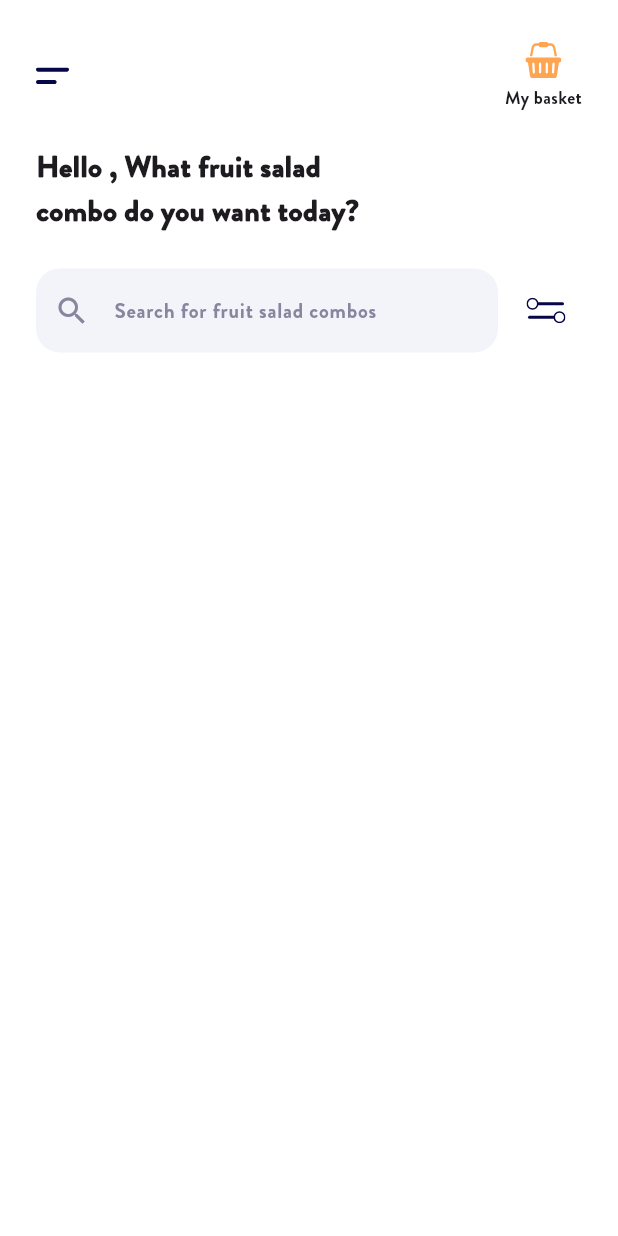
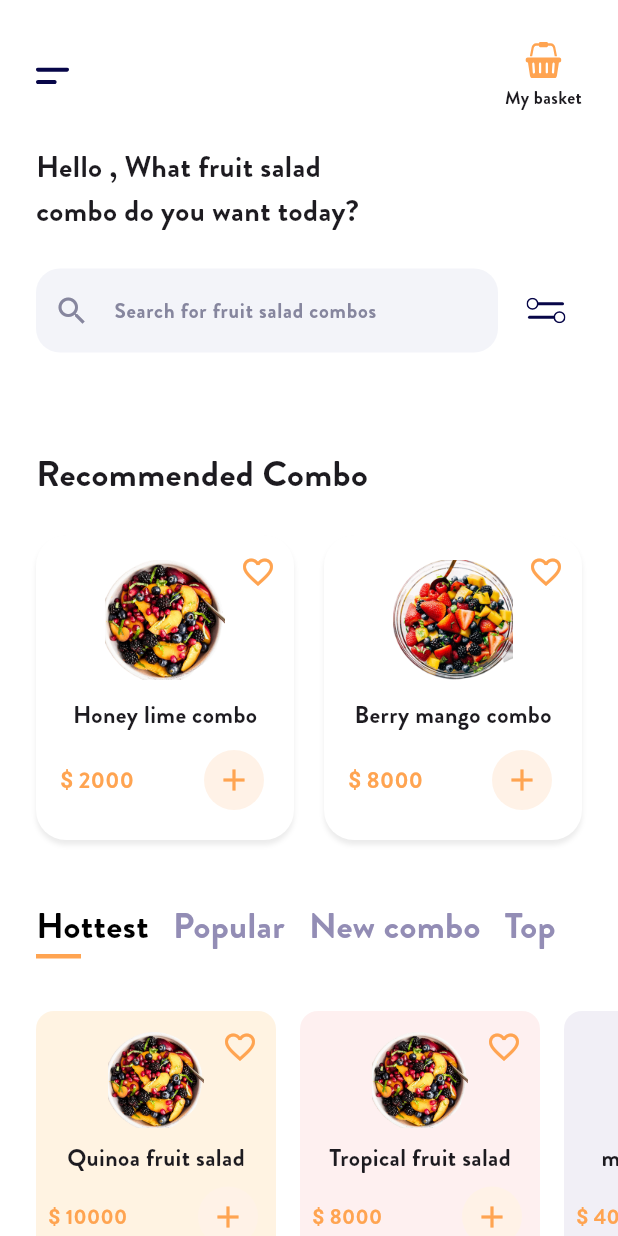
Before and after one commit to AbdalluhEssam/bmw_ada, a Flutter app: the HomeScreen screen opened directly with empty values, on a phone screen of 412 x 824 dp. Run offline on Flutter 3.47's test engine with Material 3 defaults, Android fonts, the light colour scheme and no system bars; our stand-ins replace flutter_svg; project files that could hold a hidden picture were left out.

Commit message:
Add product model and UI components for fruit salad combos

```diff
--- a/lib/core/constants/app_assets.dart
+++ b/lib/core/constants/app_assets.dart
@@ -6,6 +6,9 @@ class AppAssets {
   static const String onboardingBackImage1 = '$path/on1-back.png';
   static const String authImage = '$path/auth.png';
   static const String authBackImage = '$path/auth-back.png';
+  static const String honeyImage = '$path/honey.png';
+  static const String bestImage = '$path/best.png';
+  static const String berryImage = '$path/berry.png';
 
 
   // Icons path SVG
--- /dev/null
+++ b/lib/features/home/data/models/product_model.dart
@@ -0,0 +1,17 @@
+import 'package:flutter/material.dart';
+
+class ProductModel {
+  final String name;
+  final String price;
+  final String image;
+  final bool isFavorite;
+  final Color bgColor;
+
+  ProductModel({
+    required this.name,
+    required this.price,
+    required this.image,
+    this.isFavorite = false,
+    this.bgColor = const Color(0xFFFFF3E2),
+  });
+}
--- /dev/null
+++ b/lib/features/home/data/repo/product_data.dart
@@ -0,0 +1,24 @@
+import 'dart:ui';
+
+import 'package:bmw/core/constants/app_assets.dart';
+import 'package:bmw/features/home/data/models/product_model.dart';
+
+List<ProductModel> productData = [
+  ProductModel(
+    name: 'Quinoa fruit salad',
+    price: "10000",
+    image: AppAssets.honeyImage,
+  ),
+  ProductModel(
+    name: 'Tropical fruit salad',
+    price: "8000",
+    image: AppAssets.honeyImage,
+    bgColor: Color(0xFFFEF0F0),
+  ),
+  ProductModel(
+    name: 'melon fruit salad',
+    price: "4000",
+    image: AppAssets.honeyImage,
+    bgColor: Color(0xFFF1EFF6),
+  ),
+];
--- a/lib/features/home/ui/home_screen.dart
+++ b/lib/features/home/ui/home_screen.dart
@@ -1,19 +1,37 @@
+import 'dart:developer';
+
 import 'package:bmw/core/constants/app_assets.dart';
+import 'package:bmw/core/theme/app_colors.dart';
+import 'package:bmw/features/home/data/repo/product_data.dart';
+import 'package:bmw/features/home/ui/widgets/custom_card_product.dart';
+import 'package:bmw/features/home/ui/widgets/custom_category.dart';
+import 'package:bmw/features/home/ui/widgets/custom_roc_card.dart';
 import 'package:flutter/material.dart';
 import 'package:flutter_svg/flutter_svg.dart';
 import '../../../core/widgets/custom_text_form_field.dart';
 
-class HomeScreen extends StatelessWidget {
+class HomeScreen extends StatefulWidget {
   const HomeScreen({super.key});
+
+  @override
+  State<HomeScreen> createState() => _HomeScreenState();
+}
+
+class _HomeScreenState extends State<HomeScreen> {
+  int selectedIndex = 0;
+
+  List<String> categories = ["Hottest", "Popular", "New combo", "Top"];
 
   @override
   Widget build(BuildContext context) {
     final args =
         ModalRoute.of(context)!.settings.arguments as Map<String, dynamic>;
     TextEditingController searchController = TextEditingController();
+
     return Scaffold(
       appBar: AppBar(toolbarHeight: 0, backgroundColor: Colors.white),
       body: SafeArea(
+        child: SingleChildScrollView(
           child: Padding(
             padding: const EdgeInsets.all(24.0),
             child: Column(
@@ -55,7 +73,7 @@ class HomeScreen extends StatelessWidget {
                 SizedBox(height: 20),
                 Text(
                   'Hello ${args['name'] ?? 'Guest'}, What fruit salad\ncombo do you want today?',
-                style: TextStyle(fontSize: 20, fontWeight: FontWeight.w900),
+                  style: TextStyle(fontSize: 20, fontWeight: FontWeight.bold),
                 ),
 
                 Padding(
@@ -87,7 +105,63 @@ class HomeScreen extends StatelessWidget {
                     ],
                   ),
                 ),
+
+                SizedBox(height: 40),
+                Text(
+                  "Recommended Combo",
+                  style: TextStyle(fontSize: 24, fontWeight: FontWeight.bold),
+                ),
+                SizedBox(height: 24),
+                Row(
+                  children: [
+                    Expanded(child: CustomRocCard()),
+                    SizedBox(width: 20),
+                    Expanded(
+                      child: CustomRocCard(
+                        price: '8000',
+                        title: 'Berry mango combo',
+                        imagePath: AppAssets.berryImage,
+                      ),
+                    ),
                   ],
+                ),
+                SizedBox(height: 40),
+
+                SizedBox(
+                  height: 50,
+                  child: ListView.separated(
+                    scrollDirection: Axis.horizontal,
+                    itemCount: categories.length,
+                    separatorBuilder: (context, index) => SizedBox(width: 16),
+                    itemBuilder:
+                        (context, index) => GestureDetector(
+                          onTap: () {
+                            selectedIndex = index;
+                            setState(() {});
+                            log("selectedIndex: $selectedIndex");
+                          },
+                          child: CustomCategory(
+                            isActive: selectedIndex == index,
+                            title: categories[index],
+                          ),
+                        ),
+                  ),
+                ),
+                SizedBox(height: 24),
+                SizedBox(
+                  height: 175,
+                  child: ListView.separated(
+                    clipBehavior: Clip.none,
+                    scrollDirection: Axis.horizontal,
+                    itemCount: productData.length,
+                    separatorBuilder: (context, index) => SizedBox(width: 16),
+                    itemBuilder:
+                        (context, index) =>
+                            CustomCardProduct(productModel: productData[index]),
+                  ),
+                ),
+              ],
+            ),
           ),
         ),
       ),
--- /dev/null
+++ b/lib/features/home/ui/widgets/custom_card_product.dart
@@ -0,0 +1,88 @@
+import 'package:bmw/features/home/data/models/product_model.dart';
+import 'package:flutter/material.dart';
+import '../../../../core/theme/app_colors.dart';
+
+class CustomCardProduct extends StatelessWidget {
+  final ProductModel productModel;
+
+  const CustomCardProduct({super.key, required this.productModel});
+
+  @override
+  Widget build(BuildContext context) {
+    return Container(
+      alignment: Alignment.center,
+      height: 170,
+      width: 160,
+      decoration: BoxDecoration(
+        color: productModel.bgColor,
+        borderRadius: BorderRadius.circular(12),
+      ),
+      child: Stack(
+        children: [
+          Positioned(
+            top: 0,
+            right: 0,
+            child: IconButton(
+              onPressed: () {
+                // setState(() {
+                //   isFavorite = !isFavorite;
+                //   log("isFavorite: $isFavorite");
+                // });
+              },
+              icon: Icon(Icons.favorite_border, color: AppColors.primaryColor),
+            ),
+          ),
+          Padding(
+            padding: const EdgeInsets.all(8.0),
+            child: Column(
+              crossAxisAlignment: CrossAxisAlignment.center,
+              mainAxisAlignment: MainAxisAlignment.center,
+              children: [
+                Image.asset(
+                  productModel.image,
+                  width: 64,
+                  height: 64,
+                  fit: BoxFit.contain,
+                ),
+                SizedBox(height: 8),
+                Text(
+                  productModel.name,
+                  style: TextStyle(fontSize: 16, fontWeight: FontWeight.w600),
+                ),
+                SizedBox(height: 4),
+                Row(
+                  mainAxisAlignment: MainAxisAlignment.spaceBetween,
+
+                  children: [
+                    Text(
+                      "\$ ${productModel.price}",
+                      style: TextStyle(
+                        fontSize: 14,
+                        fontWeight: FontWeight.bold,
+                        color: AppColors.primaryColor,
+                      ),
+                    ),
+
+                    IconButton.filled(
+                      style: IconButton.styleFrom(
+                        backgroundColor: Color(0xffFFF2E7),
+                        fixedSize: Size(20, 20),
+                      ),
+                      onPressed: () {},
+                      icon: Icon(
+                        Icons.add,
+                        color: AppColors.primaryColor,
+                        // size: 28,
+                        // weight: 600,
+                      ),
+                    ),
+                  ],
+                ),
+              ],
+            ),
+          ),
+        ],
+      ),
+    );
+  }
+}
--- /dev/null
+++ b/lib/features/home/ui/widgets/custom_category.dart
@@ -0,0 +1,30 @@
+import 'package:flutter/material.dart';
+import '../../../../core/theme/app_colors.dart';
+
+class CustomCategory extends StatelessWidget {
+  final String? title;
+  final bool isActive;
+
+  const CustomCategory({super.key, this.title, required this.isActive});
+
+  @override
+  Widget build(BuildContext context) {
+    return Column(
+      crossAxisAlignment: CrossAxisAlignment.start,
+      children: [
+        Text(
+          title ?? "Hottest",
+          style: TextStyle(
+            fontSize: 24,
+            fontWeight: FontWeight.bold,
+
+            color: isActive == true ? AppColors.black : Color(0xff938DB5),
+          ),
+        ),
+        if (isActive == true) SizedBox(height: 2),
+        if (isActive == true)
+          Container(width: 30, height: 3, color: AppColors.primaryColor),
+      ],
+    );
+  }
+}
--- /dev/null
+++ b/lib/features/home/ui/widgets/custom_roc_card.dart
@@ -0,0 +1,107 @@
+import 'dart:developer';
+
+import 'package:flutter/material.dart';
+
+import '../../../../core/constants/app_assets.dart';
+import '../../../../core/theme/app_colors.dart';
+
+class CustomRocCard extends StatefulWidget {
+  final String? price;
+  final String? title;
+  final String? imagePath;
+
+  const CustomRocCard({super.key, this.price, this.title, this.imagePath});
+
+  @override
+  State<CustomRocCard> createState() => _CustomRocCardState();
+}
+
+class _CustomRocCardState extends State<CustomRocCard> {
+  bool isFavorite = false;
+
+  @override
+  Widget build(BuildContext context) {
+    return Container(
+      decoration: BoxDecoration(
+        color: AppColors.white,
+        borderRadius: BorderRadius.circular(20),
+        boxShadow: [
+          BoxShadow(
+            color: Colors.grey.withOpacity(0.2),
+            blurRadius: 2,
+            offset: Offset(0, 3),
+          ),
+        ],
+      ),
+
+      child: Stack(
+        children: [
+          Positioned(
+            top: 0,
+            right: 0,
+            child: IconButton(
+              onPressed: () {
+                setState(() {
+                  isFavorite = !isFavorite;
+                  log("isFavorite: $isFavorite");
+                });
+              },
+              icon: Icon(
+                isFavorite ? Icons.favorite : Icons.favorite_border,
+                color: isFavorite ? Colors.red : AppColors.primaryColor,
+              ),
+            ),
+          ),
+          Padding(
+            padding: const EdgeInsets.all(16.0),
+            child: Column(
+              children: [
+                Image.asset(
+                  widget.imagePath ?? AppAssets.honeyImage,
+                  width: 80,
+                  height: 80,
+                  fit: BoxFit.contain,
+                ),
+                SizedBox(height: 12),
+                Text(
+                  widget.title ?? "Honey lime combo",
+                  style: TextStyle(fontSize: 16, fontWeight: FontWeight.w600),
+                ),
+                SizedBox(height: 8),
+                Row(
+                  mainAxisAlignment: MainAxisAlignment.spaceBetween,
+
+                  children: [
+                    Text(
+                      "\$ ${widget.price ?? 2000}",
+                      style: TextStyle(
+                        fontSize: 15,
+                        fontWeight: FontWeight.bold,
+                        color: AppColors.primaryColor,
+                      ),
+                    ),
+
+                    IconButton.filled(
+                      style: IconButton.styleFrom(
+                        backgroundColor: Color(0xffFFF2E7),
+                        fixedSize: Size(20, 20),
+                      ),
+
+                      onPressed: () {},
+                      icon: Icon(
+                        Icons.add,
+                        color: AppColors.primaryColor,
+                        // size: 28,
+                        // weight: 600,
+                      ),
+                    ),
+                  ],
+                ),
+              ],
+            ),
+          ),
+        ],
+      ),
+    );
+  }
+}
```
Also changed, not shown: assets/icons/honey.svg (added), assets/images/berry.png (added), assets/images/best.png (added), assets/images/honey.png (added). Lines whose indentation alone changed are shown as unchanged.
